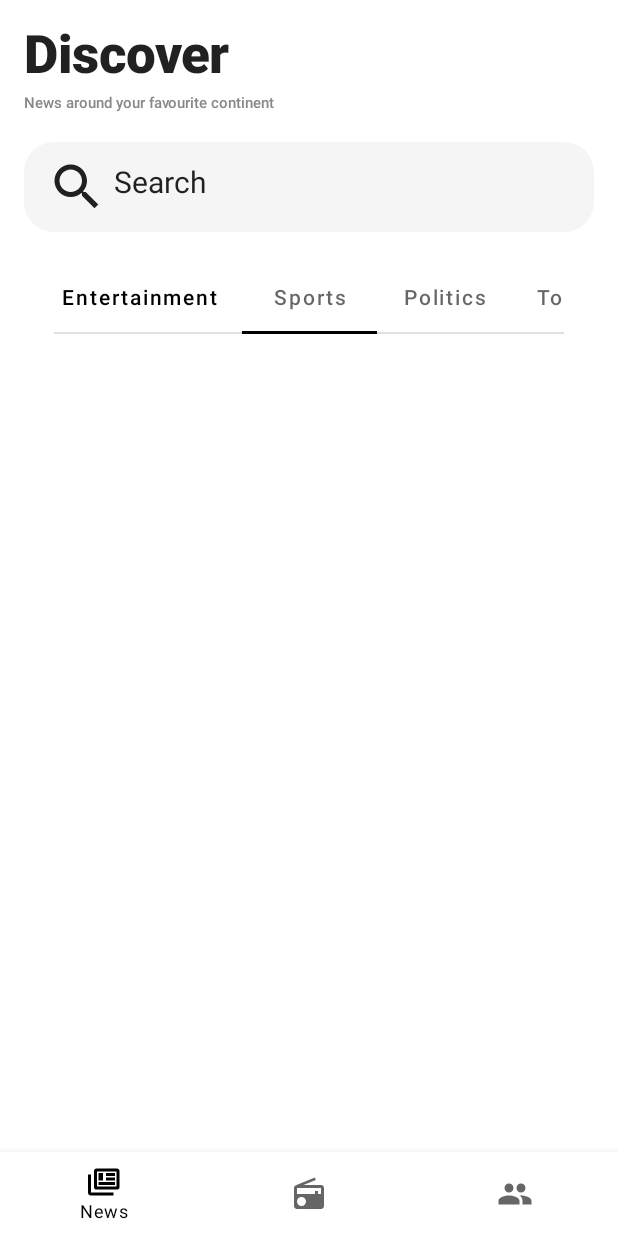
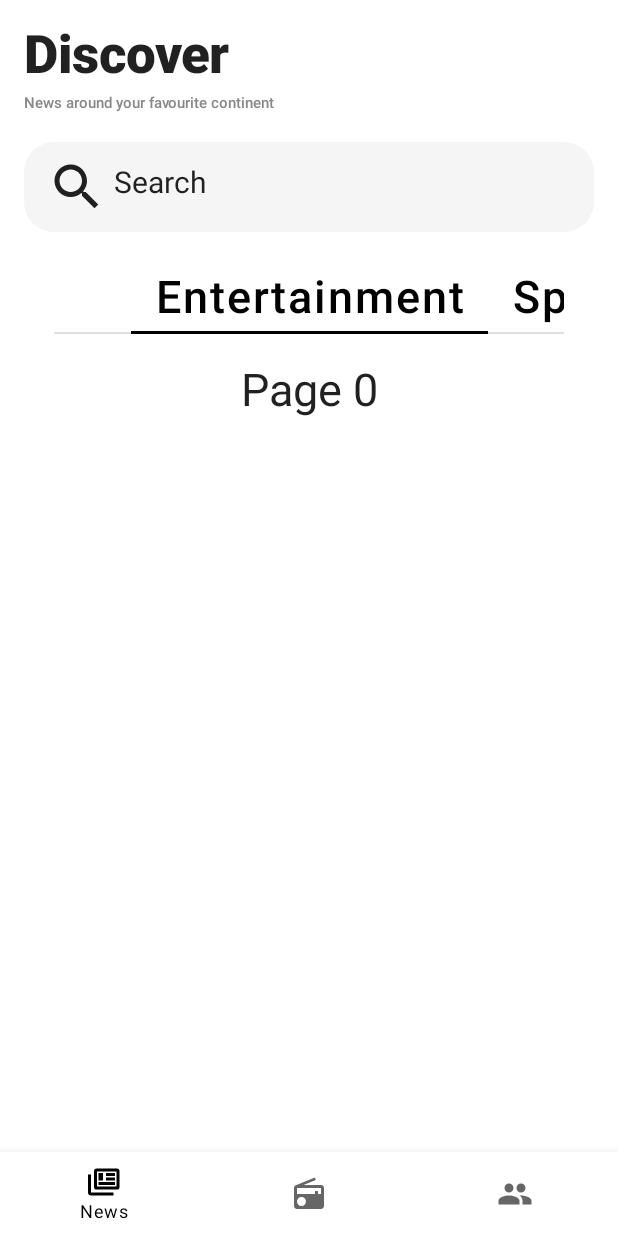
Before and after one commit to AndrewsKanyi/GhanaTunes, an Android app built with Jetpack Compose: the screen it shows after launch (MainActivity), on a phone screen of 412 x 824 dp. Run offline under Robolectric (Android 15) with nearby library versions, the phone set to English and light mode, and no system bars; our stand-ins replace Dagger/Hilt's generated code, accompanist.

Commit message:
add pager tabs

```diff
--- a/app/build.gradle
+++ b/app/build.gradle
@@ -73,4 +73,10 @@ dependencies {
     def nav_version = "2.4.1"
     implementation "androidx.navigation:navigation-compose:$nav_version"
 
+    // Horizontal view pager for acompanist
+    def accompanist_verion = "0.24.5-alpha"
+    implementation "com.google.accompanist:accompanist-pager:$accompanist_verion"
+
+    // If using indicators, also depend on
+    implementation "com.google.accompanist:accompanist-pager-indicators:$accompanist_verion"
 }
--- a/app/src/main/java/com/andrews/ghanatunes/screens/NewsScreen.kt
+++ b/app/src/main/java/com/andrews/ghanatunes/screens/NewsScreen.kt
@@ -19,8 +19,14 @@ import androidx.compose.ui.tooling.preview.Preview
 import androidx.compose.ui.unit.dp
 import androidx.compose.ui.unit.sp
 import com.andrews.ghanatunes.R
+import com.google.accompanist.pager.ExperimentalPagerApi
+import com.google.accompanist.pager.rememberPagerState
+import androidx.compose.material.TabRowDefaults
+import com.google.accompanist.pager.HorizontalPager
+import com.google.accompanist.pager.pagerTabIndicatorOffset
 
 @Preview(showBackground = true)
+@ExperimentalPagerApi
 @Composable
 fun NewsScreen(){
     Column(
@@ -55,21 +61,37 @@ fun NewsScreen(){
         TabRows()
 
 
+
     }
 }
 
+@ExperimentalPagerApi
 @Preview(showBackground = true)
 @Composable
 fun TabRows(){
     val tabs = listOf<String>("Entertainment", "Sports", "Politics", "Tourism")
-    var state by remember{mutableStateOf(0)}
-    ScrollableTabRow(selectedTabIndex = 1, backgroundColor = Color.White, modifier =  Modifier.padding(20.dp)){
+    val pagerState = rememberPagerState()
+    val state by remember{mutableStateOf(0)}
+    ScrollableTabRow(selectedTabIndex = pagerState.currentPage,
+        backgroundColor = Color.White,
+        indicator = { tabPositions ->
+            TabRowDefaults.Indicator(
+                Modifier.pagerTabIndicatorOffset(pagerState, tabPositions)
+            )
+        },
+        modifier =  Modifier.padding(20.dp)){
         tabs.forEachIndexed { index, s ->
             Tab(selected = state == index,
                 onClick = { TODO()},
-                text = {Text(text=s)})
+                text = {Text(text=s, fontSize = 30.sp, color = Color.Black)})
 
         }
+    }
+    HorizontalPager(
+        count = tabs.size,
+        state = pagerState,
+    ) { page ->
+        Text("Page $page", fontSize = 30.sp)
     }
 }
 
```
